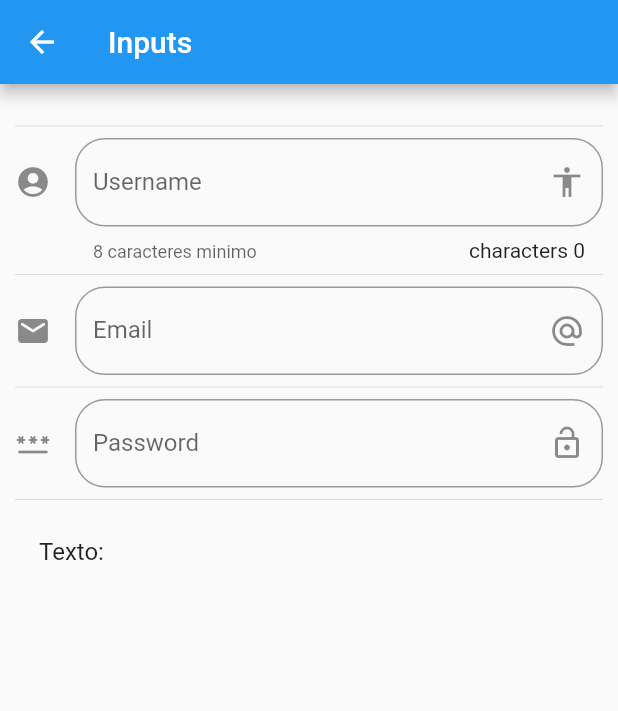
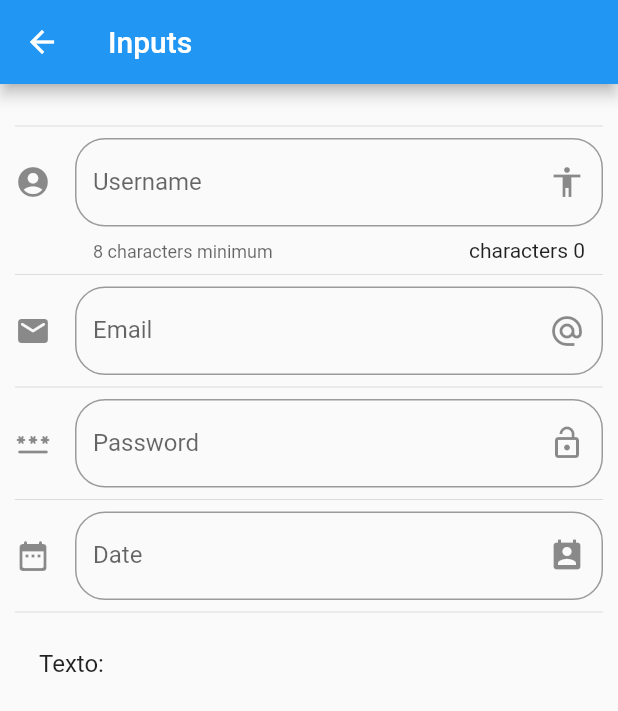
Before and after one commit to SPablo2191/LaboratoryOfComponents, a Flutter app: the InputPage screen opened by its route, on a phone screen of 412 x 824 dp. Shown: the top 711 px of the screen. Run offline on Flutter 3.47's test engine with Material 2 defaults, Android fonts, the light colour scheme and no system bars.

Commit message:
feat: datepicker input added

```diff
--- a/lib/src/pages/input_page.dart
+++ b/lib/src/pages/input_page.dart
@@ -11,6 +11,8 @@ class _InputPageState extends State<InputPage> {
   String _name = '';
   String _email = '';
   String _password = '';
+  String _date = '';
+  TextEditingController _inputDateFieldController = new TextEditingController();
   @override
   Widget build(BuildContext context) {
     return Scaffold(
@@ -26,6 +28,8 @@ class _InputPageState extends State<InputPage> {
           _getEmail(),
           Divider(),
           _getPassword(),
+          Divider(),
+          _getDate(context),
           Divider(),
           _getPersona()
         ],
@@ -45,7 +49,7 @@ class _InputPageState extends State<InputPage> {
           counter: Text('characters ${_name.length}'),
           hintText: 'e.g example123', //placeholder
           labelText: 'Username',
-          helperText: '8 caracteres minimo',
+          helperText: '8 characters minimum',
           suffixIcon: Icon(Icons.accessibility),
           icon: Icon(Icons.account_circle)),
     );
@@ -87,4 +91,35 @@ class _InputPageState extends State<InputPage> {
           suffixIcon: Icon(Icons.lock_open)),
     );
   }
+
+  _getDate(BuildContext context) {
+    return TextField(
+      onTap: () {
+        FocusScope.of(context).requestFocus(new FocusNode());
+        _selectDate(context);
+      },
+      controller: _inputDateFieldController,
+      decoration: InputDecoration(
+          border: OutlineInputBorder(
+              borderRadius: BorderRadius.circular(20.0)), //placeholder
+          labelText: 'Date',
+          hintText: 'Birth date',
+          icon: Icon(Icons.date_range_rounded),
+          suffixIcon: Icon(Icons.perm_contact_cal)),
+    );
+  }
+
+  _selectDate(BuildContext context) async {
+    DateTime? picked = await showDatePicker(
+        context: context,
+        initialDate: new DateTime.now(),
+        firstDate: new DateTime(2023),
+        lastDate: new DateTime(2025),
+        locale: Locale('es', 'ES'));
+    if (picked != null) {
+      setState(() {
+        _inputDateFieldController.text = picked.toString();
+      });
+    }
+  }
 }
```
